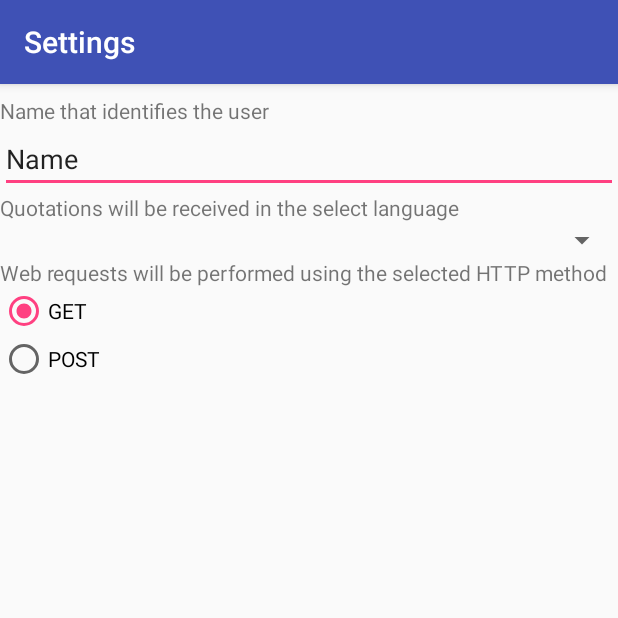
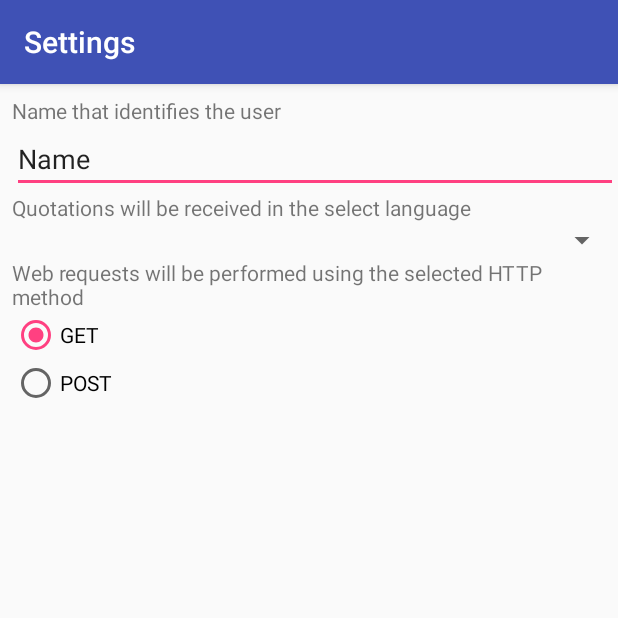
Before and after one commit to Guimonto/Seminario2, an Android app: the SettingsActivity screen opened directly, with no data from a screen before it, on a phone screen of 412 x 824 dp, the top half of it. Run offline under Robolectric (Android 15) with nearby library versions, the phone set to English and light mode, and no system bars.

Commit message:
Settings, Favourite

```diff
--- a/app/src/main/res/layout/activity_settings.xml
+++ b/app/src/main/res/layout/activity_settings.xml
@@ -14,57 +14,63 @@
             android:id="@+id/textView"
             android:layout_width="match_parent"
             android:layout_height="wrap_content"
+            android:layout_marginStart="8dp"
             android:layout_marginTop="8dp"
             android:text="@string/name_u"
             app:layout_constraintBottom_toTopOf="@+id/editText"
-            app:layout_constraintTop_toTopOf="parent"
-            tools:layout_editor_absoluteX="0dp" />
+            app:layout_constraintStart_toStartOf="parent"
+            app:layout_constraintTop_toTopOf="parent" />
 
         <EditText
             android:id="@+id/editText"
             android:layout_width="match_parent"
             android:layout_height="wrap_content"
+            android:layout_marginStart="8dp"
             android:ems="10"
+            android:hint="@string/insert"
             android:inputType="textPersonName"
             android:text="Name"
-            android:hint="@string/insert"
             app:layout_constraintBottom_toTopOf="@+id/textView2"
-            app:layout_constraintTop_toBottomOf="@+id/textView"
-            tools:layout_editor_absoluteX="0dp" />
+            app:layout_constraintStart_toStartOf="parent"
+            app:layout_constraintTop_toBottomOf="@+id/textView" />
 
         <TextView
             android:id="@+id/textView2"
             android:layout_width="match_parent"
             android:layout_height="wrap_content"
+            android:layout_marginStart="8dp"
             android:text="@string/quo_reci"
             app:layout_constraintBottom_toTopOf="@+id/spinner"
-            app:layout_constraintTop_toBottomOf="@+id/editText"
-            tools:layout_editor_absoluteX="16dp" />
+            app:layout_constraintStart_toStartOf="parent"
+            app:layout_constraintTop_toBottomOf="@+id/editText" />
 
         <Spinner
             android:id="@+id/spinner"
             android:layout_width="match_parent"
             android:layout_height="wrap_content"
+            android:layout_marginStart="8dp"
             app:layout_constraintBottom_toTopOf="@+id/textView3"
-            app:layout_constraintTop_toBottomOf="@+id/textView2"
-            tools:layout_editor_absoluteX="16dp" />
+            app:layout_constraintStart_toStartOf="parent"
+            app:layout_constraintTop_toBottomOf="@+id/textView2" />
 
         <TextView
             android:id="@+id/textView3"
             android:layout_width="match_parent"
             android:layout_height="wrap_content"
+            android:layout_marginStart="8dp"
             android:text="@string/web"
             app:layout_constraintBottom_toTopOf="@+id/radioGroup"
-            app:layout_constraintTop_toBottomOf="@+id/spinner"
-            tools:layout_editor_absoluteX="0dp" />
+            app:layout_constraintStart_toStartOf="parent"
+            app:layout_constraintTop_toBottomOf="@+id/spinner" />
 
         <RadioGroup
             android:id="@+id/radioGroup"
             android:layout_width="match_parent"
             android:layout_height="wrap_content"
+            android:layout_marginStart="8dp"
             app:layout_constraintBottom_toBottomOf="parent"
-            app:layout_constraintTop_toBottomOf="@+id/textView3"
-            tools:layout_editor_absoluteX="16dp">
+            app:layout_constraintStart_toStartOf="parent"
+            app:layout_constraintTop_toBottomOf="@+id/textView3">
 
             <RadioButton
                 android:id="@+id/radioButton"
```
